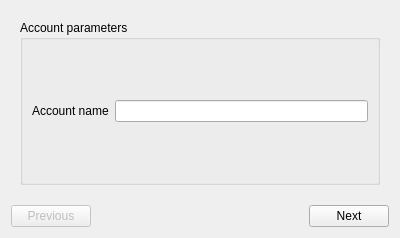
Qt form res/ui/account_cfg.ui (duniter/sakia) before a commit.
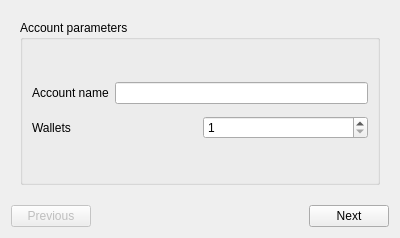
The same form after that commit.

Patch:
```diff
--- a/res/ui/account_cfg.ui
+++ b/res/ui/account_cfg.ui
@@ -57,6 +57,33 @@
             </item>
            </layout>
           </item>
+          <item>
+           <layout class="QHBoxLayout" name="horizontalLayout_7">
+            <property name="topMargin">
+             <number>6</number>
+            </property>
+            <item>
+             <widget class="QLabel" name="label_2">
+              <property name="text">
+               <string>Wallets</string>
+              </property>
+             </widget>
+            </item>
+            <item>
+             <widget class="QSpinBox" name="spinbox_wallets">
+              <property name="minimum">
+               <number>1</number>
+              </property>
+              <property name="maximum">
+               <number>100</number>
+              </property>
+              <property name="value">
+               <number>1</number>
+              </property>
+             </widget>
+            </item>
+           </layout>
+          </item>
           <item>
            <spacer name="verticalSpacer_4">
             <property name="orientation">
```
Left out of the diff: 20 changed lines with no effect on the pictures.
